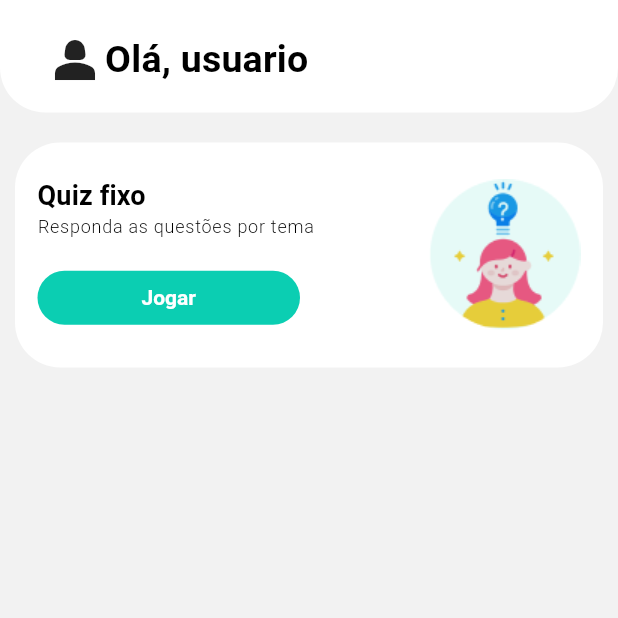
After one commit to val8558/MEDAPP, a Flutter app: the screen it shows after launch, after a tap on "Entrar", on a phone screen of 412 x 824 dp, the top half of it. The commit adds this screen. Run offline on Flutter 3.47's test engine with Material 3 defaults, Android fonts, the light colour scheme and no system bars; our stand-ins replace firebase_core, flutter_custom_clippers, google_fonts; accounts and stored records are empty; Roboto replaces fonts that are missing (Exo); statements that could not run were skipped.

Commit message:
add: home base

```diff
--- /dev/null
+++ b/lib/home.dart
@@ -0,0 +1,98 @@
+import 'package:flutter/material.dart';
+import 'package:medmaster/tools/all_text.dart';
+
+class Home extends StatelessWidget {
+  final double width, height;
+  const Home({required this.width, required this.height, super.key});
+
+  Container card({
+    EdgeInsets margin = const EdgeInsets.all(10),
+    EdgeInsets padding = const EdgeInsets.all(15),
+    BorderRadius border = const BorderRadius.all(
+      Radius.circular(30)
+    ),
+    required Widget child,
+  }){
+    return Container(
+      margin: margin,
+      padding: padding,
+      decoration: BoxDecoration(
+        color: Colors.white,
+        borderRadius: border
+      ),
+      child: child,
+    );
+  }
+
+  @override
+  Widget build(BuildContext context) {
+    // ignore: unused_local_variable
+    ColorScheme colorScheme = Theme.of(context).colorScheme;
+    TextTheme textTheme = Theme.of(context).textTheme;
+
+    return Scaffold(
+      backgroundColor: const Color(0xFFF2F2F2),
+      body: SafeArea(
+        child: SingleChildScrollView(
+          child: Column(
+            children: [
+              card(
+                margin: const EdgeInsets.only(bottom: 10),
+                padding: const EdgeInsets.fromLTRB(30, 20, 30, 15),
+                border: const BorderRadius.only(
+                  bottomLeft: Radius.circular(30),
+                  bottomRight: Radius.circular(30)
+                ),
+                child: Row(
+                  children: [
+                    const Icon(Icons.person_2_sharp, size: 40),
+                    Text(HomeText.hello, style: textTheme.titleMedium)
+                  ],
+                ),
+              ),
+              card(
+                child: Row(
+                  mainAxisAlignment: MainAxisAlignment.spaceBetween,
+                  children: [
+                    SizedBox(
+                      height: 120,
+                      child: Column(
+                        mainAxisAlignment: MainAxisAlignment.spaceAround,
+                        crossAxisAlignment: CrossAxisAlignment.start,
+                        children: [
+                          RichText(
+                            text: TextSpan(
+                              text: HomeText.quiz,
+                              style: textTheme.titleSmall?.copyWith(
+                                fontSize: 18
+                              ),
+                              children: [
+                                TextSpan(
+                                  text: "\n${HomeText.subQuiz}",
+                                  style: textTheme.labelMedium
+                                ),
+                              ]
+                            ),
+                          ),
+                          TextButton(
+                            onPressed: null,
+                            child: Text(HomeText.buttonQuiz)
+                          )
+                        ],
+                      ),
+                    ),
+                    Image.asset(
+                      'assets/fixed_quiz.png',
+                      height: 120,
+                      alignment: Alignment.centerRight,
+                    ),
+                  ],
+                )
+              )
+            ],
+          ),
+        )
+      )
+    );
+  }
+}
--- a/lib/login.dart
+++ b/lib/login.dart
@@ -55,7 +55,8 @@ class Login extends StatelessWidget {
                       ],
                       buttons: [
                         TextButtonInfo(
-                          text: LoginText.button
+                          text: LoginText.button,
+                          onPressed: ()=> Navigator.pushReplacementNamed(context, '/home')
                         )
                       ],
                       afterButtons: Column(
--- a/lib/main.dart
+++ b/lib/main.dart
@@ -2,6 +2,7 @@ import 'package:firebase_core/firebase_core.dart';
 import 'package:flutter/material.dart';
 import 'package:google_fonts/google_fonts.dart';
 import 'package:medmaster/firebase_options.dart';
+import 'package:medmaster/home.dart';
 import 'package:medmaster/login.dart';
 import 'package:medmaster/sing_in.dart';
 import 'package:medmaster/tools/default_scaffold.dart';
@@ -59,6 +60,14 @@ class MyApp extends StatelessWidget {
             return SingIn(width: width, height: height);
           }
         ),
+        '/home': (context) => baseApp(
+          (BuildContext context, BoxConstraints constraints){
+            double width = constraints.maxWidth;
+            double height = constraints.maxHeight;
+
+            return Home(width: width, height: height);
+          }
+        ),
       },
       theme: ThemeData(
         colorScheme: ColorScheme(
@@ -114,6 +123,23 @@ class MyApp extends StatelessWidget {
             fontSize: 20,
             color: Colors.black,
           ),
+
+          //Label
+          labelLarge: GoogleFonts.exo(
+            fontWeight: FontWeight.w300,
+            fontSize: 14,
+            color: Colors.black,
+          ),
+          labelMedium: GoogleFonts.exo(
+            fontWeight: FontWeight.w300,
+            fontSize: 12,
+            color: Colors.black,
+          ),
+          labelSmall: GoogleFonts.exo(
+            fontWeight: FontWeight.w300,
+            fontSize: 10,
+            color: Colors.black,
+          ),
         ),
 
         textButtonTheme: TextButtonThemeData(
--- a/lib/sing_in.dart
+++ b/lib/sing_in.dart
@@ -10,8 +10,6 @@ class SingIn extends StatelessWidget {
   @override
   Widget build(BuildContext context) {
     ColorScheme colorScheme = Theme.of(context).colorScheme;
-    TextTheme textTheme = Theme.of(context).textTheme;
-
     TextEditingController name, user, email, repeatEmail, password, repeatPass, ie;
 
     name = TextEditingController();
--- a/lib/tools/all_text.dart
+++ b/lib/tools/all_text.dart
@@ -19,5 +19,8 @@ class SingInText{
 }
 
 class HomeText{
-
+  static String hello = "Olá, usuario";
+  static String quiz = "Quiz fixo";
+  static String subQuiz = "Responda as questões por tema";
+  static String buttonQuiz = "Jogar";
 }
```
